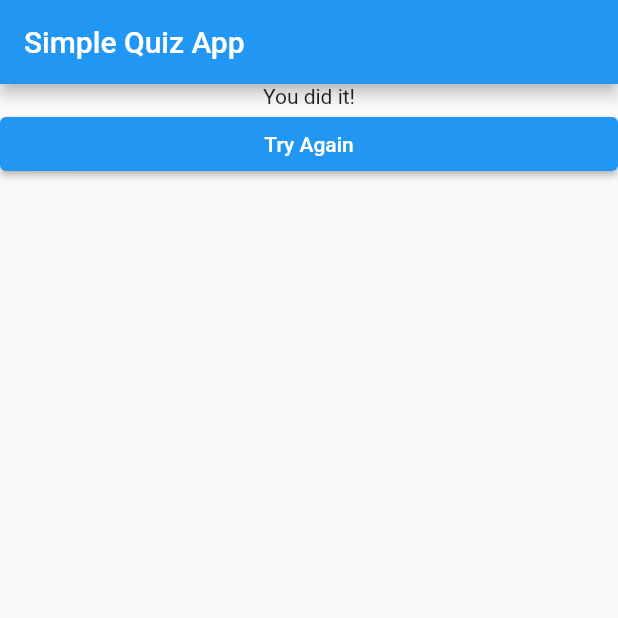
After one commit to jimmy-lan/flutter_quiz_app, a Flutter app: the screen it shows after launch, after a tap on "Black", after a tap on "Snake", on a phone screen of 412 x 824 dp, the top half of it. The commit adds this screen. Run offline on Flutter 3.47's test engine with Material 2 defaults, Android fonts, the phone set to English and light mode, and no system bars.

Commit message:
Extract result widget

```diff
--- a/lib/main.dart
+++ b/lib/main.dart
@@ -1,6 +1,6 @@
 import 'package:flutter/material.dart';
-import 'package:flutter_quiz_app/answer.dart';
 import 'package:flutter_quiz_app/quiz.dart';
+import 'package:flutter_quiz_app/result.dart';
 
 void main() => runApp(MyApp());
 
@@ -48,14 +48,6 @@ class _MyAppState extends State<MyApp> {
                     questionIndex: _questionIndex,
                     answerQuestion: answerQuestion,
                   )
-                : Column(
-                    children: [
-                      Center(child: Text("You did it!")),
-                      Answer(
-                        answerText: "Try Again",
-                        onPressed: resetQuiz,
-                      )
-                    ],
-                  )));
+                : Result(resetQuiz: resetQuiz,)));
   }
 }
--- /dev/null
+++ b/lib/result.dart
@@ -0,0 +1,23 @@
+import 'package:flutter/material.dart';
+
+import 'answer.dart';
+
+class Result extends StatelessWidget {
+  final Function resetQuiz;
+
+  Result({this.resetQuiz});
+
+  @override
+  Widget build(BuildContext context) {
+    return Column(
+      children: [
+        Center(child: Text("You did it!")),
+        Answer(
+          answerText: "Try Again",
+          onPressed: resetQuiz,
+        )
+      ],
+    );
+  }
+
+}
```
